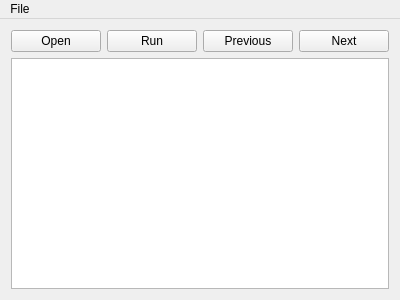
Qt form RegionTracking/mainwindow.ui (faisalbadran/493_Project) before a commit.
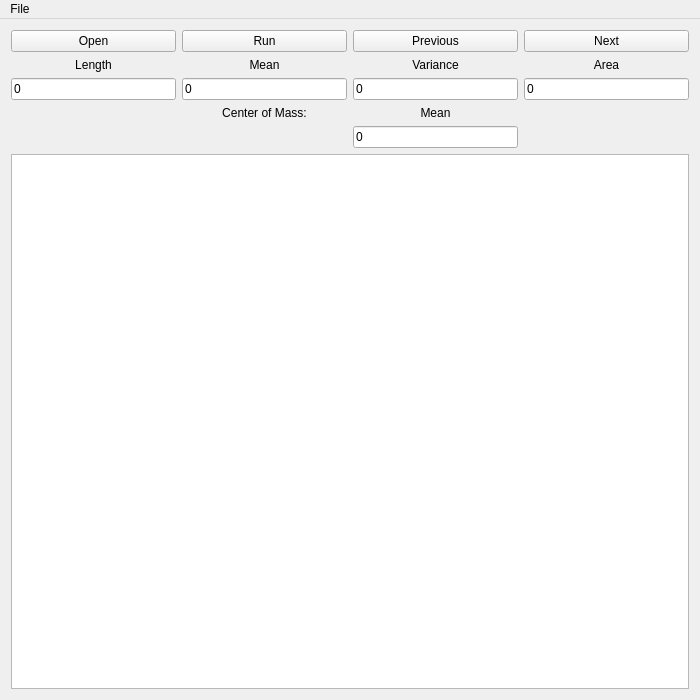
The same form after that commit.

Patch:
```diff
--- a/RegionTracking/mainwindow.ui
+++ b/RegionTracking/mainwindow.ui
@@ -6,8 +6,8 @@
    <rect>
     <x>0</x>
     <y>0</y>
-    <width>400</width>
-    <height>300</height>
+    <width>700</width>
+    <height>700</height>
    </rect>
   </property>
   <property name="windowTitle">
@@ -23,6 +23,23 @@
       <property name="topMargin">
        <number>0</number>
       </property>
+      <item row="2" column="0">
+       <widget class="QLabel" name="length_label">
+        <property name="text">
+         <string>Length</string>
+        </property>
+        <property name="alignment">
+         <set>Qt::AlignCenter</set>
+        </property>
+       </widget>
+      </item>
+      <item row="3" column="1">
+       <widget class="QLineEdit" name="mean_edit">
+        <property name="text">
+         <string>0</string>
+        </property>
+       </widget>
+      </item>
       <item row="1" column="3">
        <widget class="QPushButton" name="next_button">
         <property name="text">
@@ -37,16 +54,9 @@
         </property>
        </widget>
       </item>
-      <item row="2" column="0" colspan="4">
+      <item row="6" column="0" colspan="4">
        <widget class="QGraphicsView" name="graphicsView"/>
       </item>
-      <item row="1" column="1">
-       <widget class="QPushButton" name="run_button">
-        <property name="text">
-         <string>Run</string>
-        </property>
-       </widget>
-      </item>
       <item row="1" column="2">
        <widget class="QPushButton" name="previous_button">
         <property name="text">
@@ -54,6 +64,91 @@
         </property>
        </widget>
       </item>
+      <item row="2" column="2">
+       <widget class="QLabel" name="variance_label">
+        <property name="text">
+         <string>Variance</string>
+        </property>
+        <property name="alignment">
+         <set>Qt::AlignCenter</set>
+        </property>
+       </widget>
+      </item>
+      <item row="3" column="0">
+       <widget class="QLineEdit" name="length_edit">
+        <property name="text">
+         <string>0</string>
+        </property>
+       </widget>
+      </item>
+      <item row="1" column="1">
+       <widget class="QPushButton" name="run_button">
+        <property name="text">
+         <string>Run</string>
+        </property>
+       </widget>
+      </item>
+      <item row="2" column="1">
+       <widget class="QLabel" name="mean_label">
+        <property name="text">
+         <string>Mean</string>
+        </property>
+        <property name="alignment">
+         <set>Qt::AlignCenter</set>
+        </property>
+       </widget>
+      </item>
+      <item row="3" column="2">
+       <widget class="QLineEdit" name="variance_edit">
+        <property name="text">
+         <string>0</string>
+        </property>
+       </widget>
+      </item>
+      <item row="4" column="1">
+       <widget class="QLabel" name="com_title_label">
+        <property name="text">
+         <string>Center of Mass:</string>
+        </property>
+        <property name="alignment">
+         <set>Qt::AlignCenter</set>
+        </property>
+       </widget>
+      </item>
+      <item row="4" column="2">
+       <widget class="QLabel" name="com_label">
+        <property name="text">
+         <string>Mean</string>
+        </property>
+        <property name="alignment">
+         <set>Qt::AlignCenter</set>
+        </property>
+       </widget>
+      </item>
+      <item row="5" column="2">
+       <widget class="QLineEdit" name="com_edit">
+        <property name="text">
+         <string>0</string>
+        </property>
+       </widget>
+      </item>
+      <item row="3" column="3">
+       <widget class="QLineEdit" name="area_edit">
+        <property name="text">
+         <string>0</string>
+        </property>
+       </widget>
+      </item>
+      <item row="2" column="3">
+       <widget class="QLabel" name="area_label">
+        <property name="text">
+         <string>Area</string>
+        </property>
+        <property name="alignment">
+         <set>Qt::AlignCenter</set>
+        </property>
+       </widget>
+      </item>
      </layout>
     </item>
    </layout>
@@ -63,7 +158,7 @@
     <rect>
      <x>0</x>
      <y>0</y>
-     <width>400</width>
+     <width>700</width>
      <height>22</height>
     </rect>
    </property>
```
